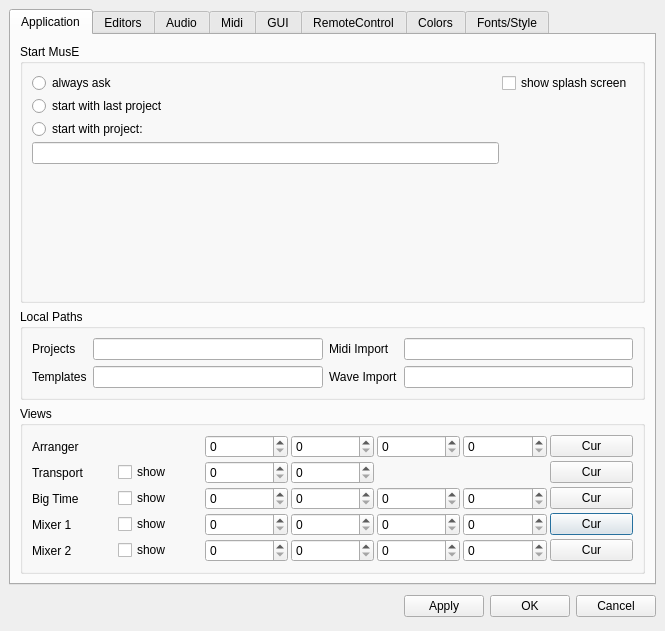
Old version of the form muse/muse/preferences.ui in the repository emrum/muse.
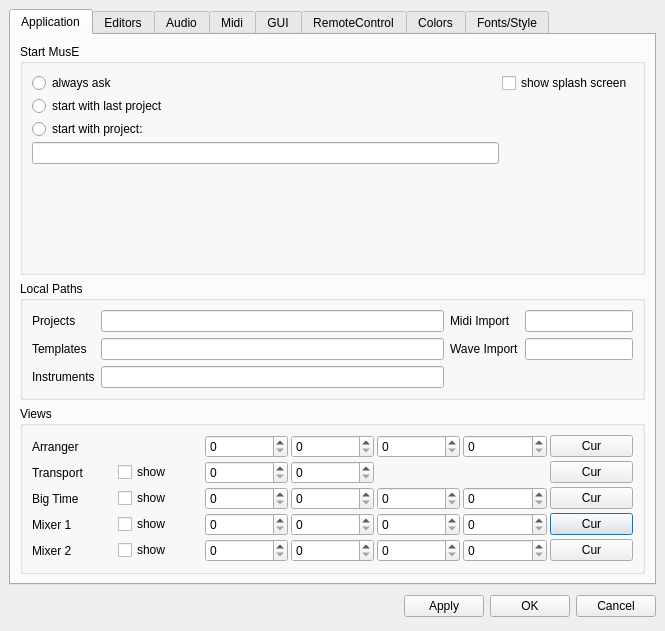
New version of the form. Custom widgets are drawn as their Qt base class.

```diff
--- a/muse/muse/preferences.ui
+++ b/muse/muse/preferences.ui
@@ -139,46 +139,88 @@
           <property name="spacing" >
            <number>6</number>
           </property>
-          <item row="1" column="3" >
-           <widget class="QLineEdit" name="waveImportPath" />
-          </item>
-          <item row="0" column="3" >
-           <widget class="QLineEdit" name="midiImportPath" />
-          </item>
-          <item row="1" column="1" >
-           <widget class="QLineEdit" name="templatePath" />
+          <item row="0" column="0" >
+           <widget class="QLabel" name="label" >
+            <property name="sizePolicy" >
+             <sizepolicy>
+              <hsizetype>0</hsizetype>
+              <vsizetype>0</vsizetype>
+              <horstretch>0</horstretch>
+              <verstretch>0</verstretch>
+             </sizepolicy>
+            </property>
+            <property name="text" >
+             <string>Projects</string>
+            </property>
+           </widget>
           </item>
           <item row="0" column="1" >
            <widget class="QLineEdit" name="projectPath" />
           </item>
           <item row="0" column="2" >
            <widget class="QLabel" name="label_36" >
+            <property name="sizePolicy" >
+             <sizepolicy>
+              <hsizetype>0</hsizetype>
+              <vsizetype>0</vsizetype>
+              <horstretch>0</horstretch>
+              <verstretch>0</verstretch>
+             </sizepolicy>
+            </property>
             <property name="text" >
              <string>Midi Import</string>
             </property>
            </widget>
           </item>
-          <item row="1" column="2" >
-           <widget class="QLabel" name="label_37" >
-            <property name="text" >
-             <string>Wave Import</string>
-            </property>
-           </widget>
-          </item>
-          <item row="0" column="0" >
-           <widget class="QLabel" name="label" >
-            <property name="text" >
-             <string>Projects</string>
-            </property>
-           </widget>
+          <item row="0" column="3" colspan="2" >
+           <widget class="QLineEdit" name="midiImportPath" />
           </item>
           <item row="1" column="0" >
            <widget class="QLabel" name="label_35" >
+            <property name="sizePolicy" >
+             <sizepolicy>
+              <hsizetype>0</hsizetype>
+              <vsizetype>0</vsizetype>
+              <horstretch>0</horstretch>
+              <verstretch>0</verstretch>
+             </sizepolicy>
+            </property>
             <property name="text" >
              <string>Templates</string>
             </property>
            </widget>
           </item>
+          <item row="1" column="1" >
+           <widget class="QLineEdit" name="templatePath" />
+          </item>
+          <item row="1" column="2" >
+           <widget class="QLabel" name="label_37" >
+            <property name="text" >
+             <string>Wave Import</string>
+            </property>
+           </widget>
+          </item>
+          <item row="1" column="3" colspan="2" >
+           <widget class="QLineEdit" name="waveImportPath" />
+          </item>
+          <item row="2" column="0" >
+           <widget class="QLabel" name="label_38" >
+            <property name="sizePolicy" >
+             <sizepolicy>
+              <hsizetype>0</hsizetype>
+              <vsizetype>0</vsizetype>
+              <horstretch>0</horstretch>
+              <verstretch>0</verstretch>
+             </sizepolicy>
+            </property>
+            <property name="text" >
+             <string>Instruments</string>
+            </property>
+           </widget>
+          </item>
+          <item row="2" column="1" >
+           <widget class="QLineEdit" name="instrumentPath" />
+          </item>
          </layout>
         </widget>
        </item>
@@ -2242,6 +2284,11 @@
   </layout>
  </widget>
  <customwidgets>
+  <customwidget>
+   <class>RasterCombo</class>
+   <extends>QComboBox</extends>
+   <header>rastercombo.h</header>
+  </customwidget>
   <customwidget>
    <class>QuantCombo</class>
    <extends>QComboBox</extends>
@@ -2257,11 +2304,6 @@
    <extends>QToolButton</extends>
    <header>recordbutton.h</header>
   </customwidget>
-  <customwidget>
-   <class>RasterCombo</class>
-   <extends>QComboBox</extends>
-   <header>rastercombo.h</header>
-  </customwidget>
  </customwidgets>
  <resources/>
  <connections>
```
